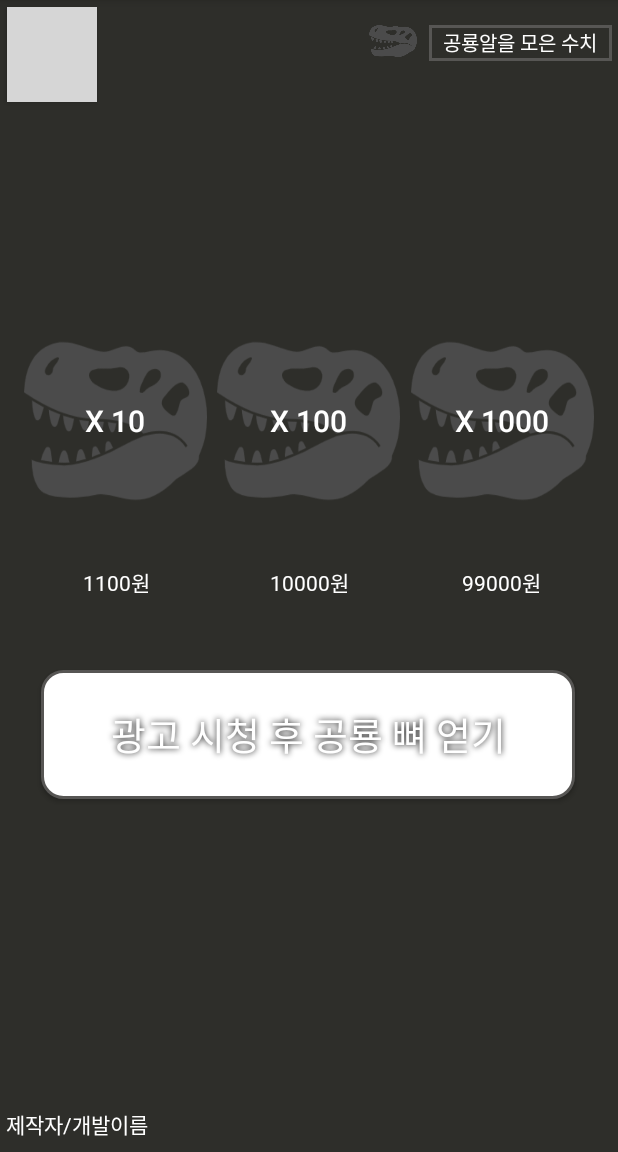
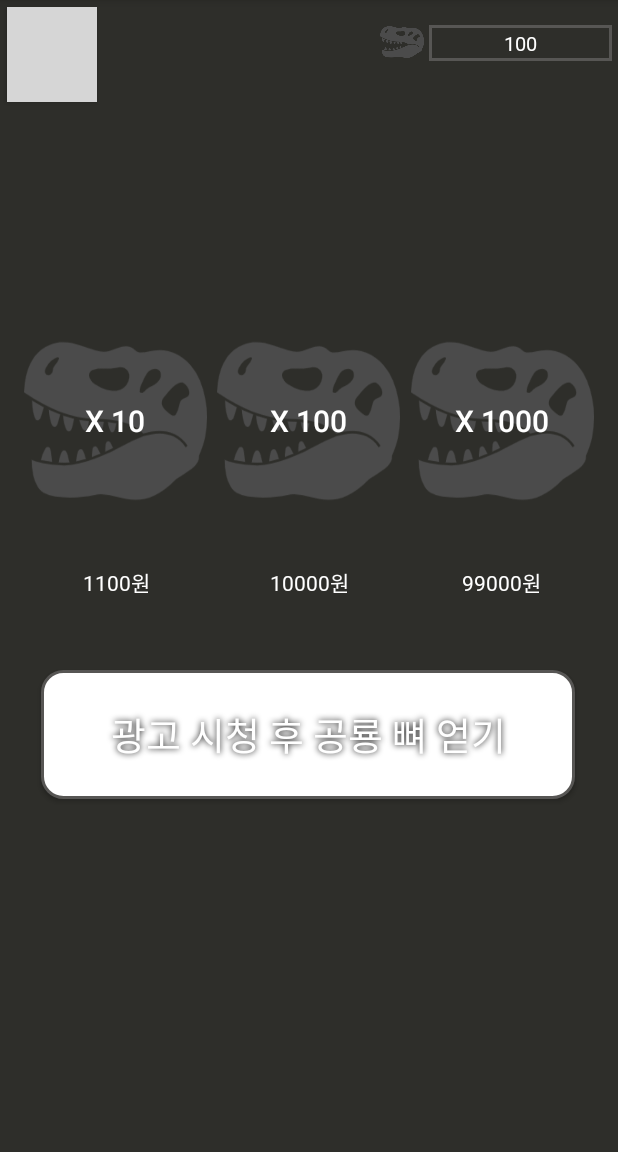
Before and after one commit to hyojunahn111/ARKQuiz, an Android app: the DinoEgg screen opened directly, with no data from a screen before it, on a phone screen of 412 x 824 dp, the part 84-1236 px from its top. Run offline under Robolectric (Android 15) with nearby library versions, the phone set to English and light mode, and no system bars; our stand-ins replace AdMob; grey boxes are pictures that could not be loaded.

Commit message:
광고 및 폰트 에러 발생(설명 참고)
Unable to collect necessary methods for class java.lang.NoSuchMethodException
    java.lang.NoSuchMethodException: android.graphics.FontFamily.<init> []

```diff
--- a/app/build.gradle
+++ b/app/build.gradle
@@ -24,8 +24,11 @@ android {
 
 dependencies {
     implementation fileTree(dir: "libs", include: ["*.jar"])
-    implementation 'androidx.appcompat:appcompat:1.1.0'
     implementation 'androidx.constraintlayout:constraintlayout:1.1.3'
+//    implementation 'androidx.appcompat:appcompat:1.0.2'
+    implementation 'androidx.appcompat:appcompat:1.3.0-alpha01'
+    implementation 'androidx.appcompat:appcompat-resources:1.3.0-alpha01'
+    implementation 'com.google.android.gms:play-services-ads:19.2.0'
     testImplementation 'junit:junit:4.12'
     androidTestImplementation 'androidx.test.ext:junit:1.1.1'
     androidTestImplementation 'androidx.test.espresso:espresso-core:3.2.0'
--- a/app/src/main/java/com/example/arkquiz/DinoEgg.java
+++ b/app/src/main/java/com/example/arkquiz/DinoEgg.java
@@ -2,13 +2,24 @@ package com.example.arkquiz;
 
 import androidx.appcompat.app.AppCompatActivity;
 
+import android.content.SharedPreferences;
 import android.os.Bundle;
+import android.widget.TextView;
 
 public class DinoEgg extends AppCompatActivity {
+
+    private TextView TextView_shop_dino_egg;
+    private int current_dino_egg;
 
     @Override
     protected void onCreate(Bundle savedInstanceState) {
         super.onCreate(savedInstanceState);
         setContentView(R.layout.activity_dino_egg);
+
+        TextView_shop_dino_egg=findViewById(R.id.TextView_shop_dino_egg);
+
+        final SharedPreferences sharedPreferences_dino_egg=getSharedPreferences("Dino_egg", MODE_PRIVATE);
+        current_dino_egg=sharedPreferences_dino_egg.getInt("dino_egg", 0);
+        TextView_shop_dino_egg.setText(String.valueOf(current_dino_egg));
     }
 }
--- a/app/src/main/res/layout/activity_dino_egg.xml
+++ b/app/src/main/res/layout/activity_dino_egg.xml
@@ -7,21 +7,22 @@
     android:background="#2E2E2A"
     tools:context=".DinoEgg">
 
-    <TextView
-        android:id="@+id/textView10"
-        android:layout_width="448dp"
-        android:layout_height="29dp"
-        android:layout_marginStart="4dp"
-        android:layout_marginLeft="4dp"
-        android:text="제작자/개발이름"
-        app:layout_constraintBottom_toBottomOf="parent"
-        app:layout_constraintStart_toStartOf="parent"
-        app:layout_constraintTop_toBottomOf="@+id/button4"
-        app:layout_constraintVertical_bias="1.0"
-        android:textColor="#FFFFFF"/>
+    <com.google.android.gms.ads.AdView
+        xmlns:ads="http://schemas.android.com/apk/res-auto"
+        android:id="@+id/adView_shop"
+        android:layout_width="wrap_content"
+        android:layout_height="wrap_content"
+        android:layout_centerHorizontal="true"
+        android:layout_alignParentBottom="true"
+        ads:layout_constraintBottom_toBottomOf="parent"
+        ads:layout_constraintLeft_toLeftOf="parent"
+        ads:layout_constraintRight_toRightOf="parent"
+        ads:adSize="BANNER"
+        ads:adUnitId="@string/admob_banner_id">
+    </com.google.android.gms.ads.AdView>
 
     <TextView
-        android:id="@+id/textView4"
+        android:id="@+id/TextView_shop_dino_egg"
         android:layout_width="122dp"
         android:layout_height="24dp"
         android:layout_marginEnd="4dp"
@@ -37,17 +38,17 @@
         app:layout_constraintTop_toTopOf="parent"
         app:layout_constraintVertical_bias="0.022" />
 
-    <Button
-        android:id="@+id/button12"
+    <ImageView
+        android:id="@+id/imageView3"
         android:layout_width="32dp"
         android:layout_height="29dp"
-        android:background="@drawable/dinohead"
+        android:layout_marginStart="252dp"
+        android:layout_marginLeft="252dp"
         app:layout_constraintBottom_toBottomOf="parent"
-        app:layout_constraintEnd_toStartOf="@+id/textView4"
-        app:layout_constraintHorizontal_bias="0.969"
         app:layout_constraintStart_toStartOf="parent"
         app:layout_constraintTop_toTopOf="parent"
-        app:layout_constraintVertical_bias="0.017" />
+        app:layout_constraintVertical_bias="0.018"
+        app:srcCompat="@drawable/dinohead" />
 
 
     <Button
--- a/app/src/main/res/values/strings.xml
+++ b/app/src/main/res/values/strings.xml
@@ -1,3 +1,10 @@
 <resources>
     <string name="app_name">ARK Quiz</string>
+    <string name="admob_banner_id">ca-app-pub-3940256099942544/6300978111</string>
 </resources>
+
+
+<!--test용 배너 아이디: ca-app-pub-3940256099942544/6300978111-->
+<!--배포용 배너 아이디: ca-app-pub-3081286779348377/9928754580-->
+<!--test용 전면 광고 아이디: ca-app-pub-3940256099942544/1033173712-->
+<!--배포용 전면 광고 아이디: ca-app-pub-3081286779348377/5940218742-->
```
Also changed, not shown: app/src/main/AndroidManifest.xml (+9 -2 lines), app/src/main/java/com/example/arkquiz/MainActivity.java (+23 -0 lines), app/src/main/java/com/example/arkquiz/QuizpageEasy.java (+28 -2 lines), app/src/main/java/com/example/arkquiz/Shop.java (+28 -1 lines), app/src/main/res/layout/activity_main.xml (+15 -14 lines), app/src/main/res/layout/activity_quizpage_easy.xml (+14 -0 lines).
